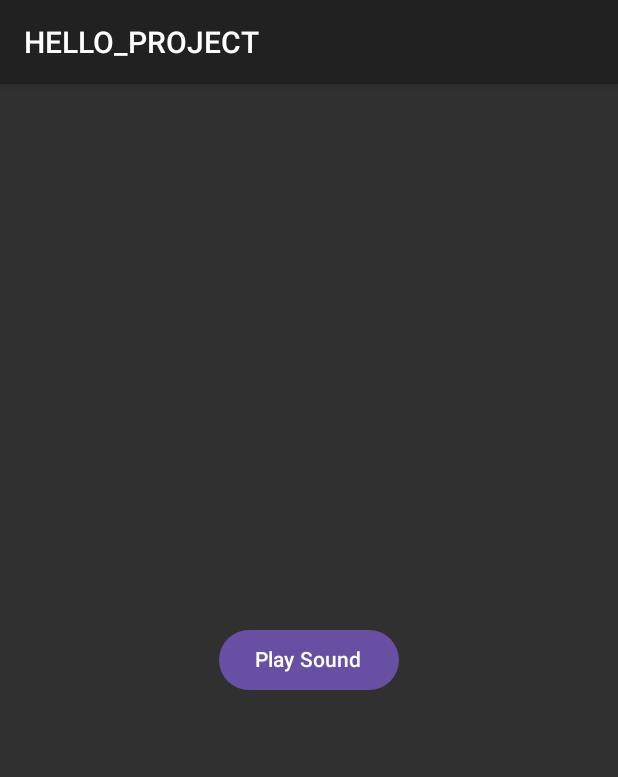
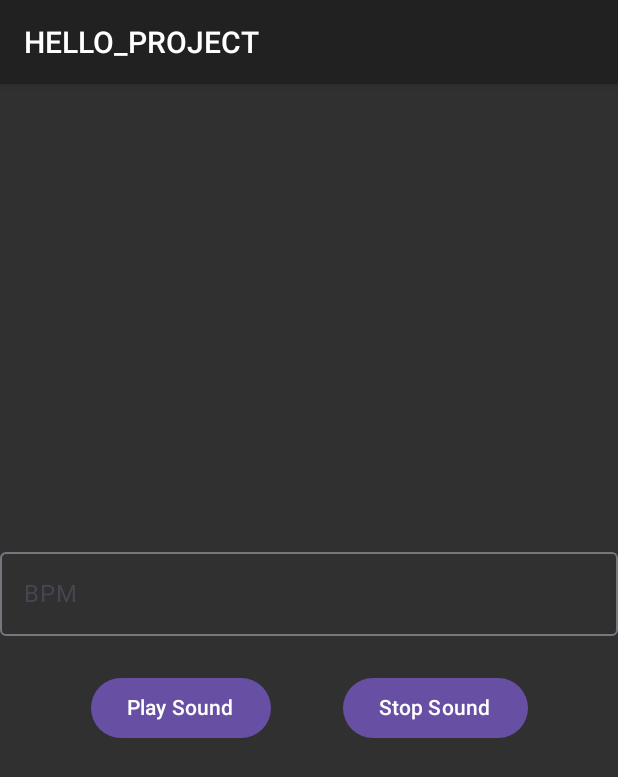
Before and after one commit to MisterChamster/mobilkiProjekt, an Android app built with Jetpack Compose: the screen it shows after launch (MainActivity), after a tap on "Play Sound", on a phone screen of 412 x 824 dp. Shown: the top 777 px of the screen. Run offline under Robolectric (Android 15) with nearby library versions, the phone set to English and light mode, and no system bars.

Commit message:
Major fix
Now everything actually works and I understand how. Added a new button, textfield looks properly

```diff
--- a/HELLO_PROJECT/app/build.gradle.kts
+++ b/HELLO_PROJECT/app/build.gradle.kts
@@ -40,7 +40,7 @@ android {
 }
 
 dependencies {
-    implementation("androidx.compose.material:material:1.6.0")
+    implementation("androidx.compose.material:material:1.8.2")
     implementation("androidx.compose.material3:material3:1.4.0-alpha15")
     implementation(libs.androidx.core.ktx)
     implementation(libs.androidx.lifecycle.runtime.ktx)
--- a/HELLO_PROJECT/app/src/main/java/com/example/hello_project/MainActivity.kt
+++ b/HELLO_PROJECT/app/src/main/java/com/example/hello_project/MainActivity.kt
@@ -8,17 +8,25 @@ import androidx.appcompat.app.AppCompatActivity
 import androidx.compose.foundation.layout.Arrangement
 import androidx.compose.foundation.layout.Column
 import androidx.compose.foundation.layout.Row
+import androidx.compose.foundation.layout.Spacer
 import androidx.compose.foundation.layout.fillMaxSize
+import androidx.compose.foundation.layout.fillMaxWidth
+import androidx.compose.foundation.layout.height
 import androidx.compose.foundation.layout.padding
+import androidx.compose.foundation.text.KeyboardOptions
+import androidx.compose.foundation.text.input.InputTransformation.Companion.keyboardOptions
 import androidx.compose.foundation.text.input.rememberTextFieldState
 import androidx.compose.material3.Button
 import androidx.compose.material3.MaterialTheme
 import androidx.compose.material3.OutlinedTextField
+import androidx.compose.material3.OutlinedTextFieldDefaults
 import androidx.compose.material3.Text
+import androidx.compose.material3.TextFieldDefaults
 import androidx.compose.runtime.Composable
-import androidx.compose.runtime.remember
 import androidx.compose.ui.Alignment
 import androidx.compose.ui.Modifier
+import androidx.compose.ui.graphics.Color
+import androidx.compose.ui.text.input.KeyboardType
 import androidx.compose.ui.unit.dp
 
 
@@ -46,8 +54,8 @@ class MainActivity : AppCompatActivity() {
         soundId = soundPool.load(this, R.raw.snare, 1)
 
         setContent {
-//            var text by remember { mutableStateOf("") }
-            mainUI(soundPool, soundId)
+//            var textBPM = remember { mutableIntStateOf(120) }
+            MainUI(soundPool, soundId)
         }
     }
 
@@ -58,33 +66,49 @@ class MainActivity : AppCompatActivity() {
 }
 
 @Composable
-fun mainUI(soundPool: SoundPool, soundId: Int) {
+fun MainUI(soundPool: SoundPool, soundId: Int) {
     MaterialTheme {
         Column(modifier = Modifier.fillMaxSize(),
             horizontalAlignment = Alignment.CenterHorizontally,
             verticalArrangement = Arrangement.Center
         ) {
+
+            OutlinedTextField(
+                state = rememberTextFieldState(),
+                label = { Text("BPM") },
+                keyboardOptions = KeyboardOptions(keyboardType = KeyboardType.Number),
+                modifier = Modifier.fillMaxWidth(),
+                colors = OutlinedTextFieldDefaults.colors(
+                    disabledTextColor = Color.White,
+                    focusedTextColor = Color.White
+                )
+            )
+
+
             Row {
-//                        OutlinedTextField(
-//                            state = rememberTextFieldState(),
-//                            label = { Text("Label") }
-//                        )
-            }
-            Row {
-                SoundButton(onClick = {
-                    soundPool.play(soundId, 1f, 1f, 0, 3, 1f)
+                StartSoundButton(onClick = {
+                    var a = soundPool.play(soundId, 1f, 1f, 0, 3, 1f)
                     println("BAHH")
+                    println(a)
+                    println("BWAHH")
+                })
+//                Spacer(modifier = Modifier.height(10.dp))
+
+                StopSoundButton(onClick = {
+                    soundPool.stop(soundId)
+                    println("BAHH2")
                 })
             }
+
+
         }
     }
 }
 
 @Composable
-fun SoundButton(onClick: () -> Unit) {
+fun StartSoundButton(onClick: () -> Unit) {
     Column(
         modifier = Modifier
-            .fillMaxSize()
             .padding(24.dp),
         verticalArrangement = Arrangement.Center,
         horizontalAlignment = Alignment.CenterHorizontally
@@ -94,3 +118,17 @@ fun SoundButton(onClick: () -> Unit) {
         }
     }
 }
+
+@Composable
+fun StopSoundButton(onClick: () -> Unit) {
+    Column(
+        modifier = Modifier
+            .padding(24.dp),
+        verticalArrangement = Arrangement.Center,
+        horizontalAlignment = Alignment.CenterHorizontally
+    ) {
+        Button(onClick = onClick) {
+            Text(text = "Stop Sound")
+        }
+    }
+}
```
